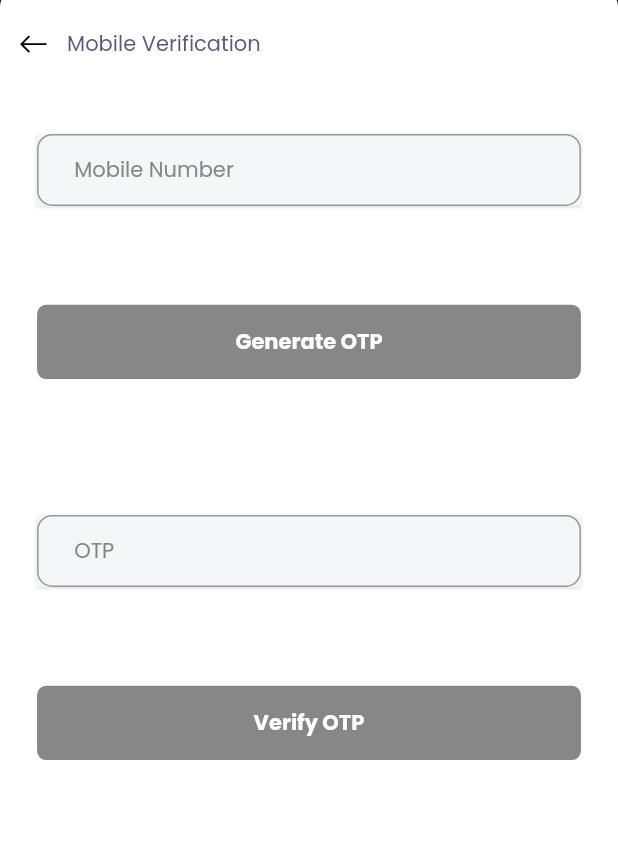
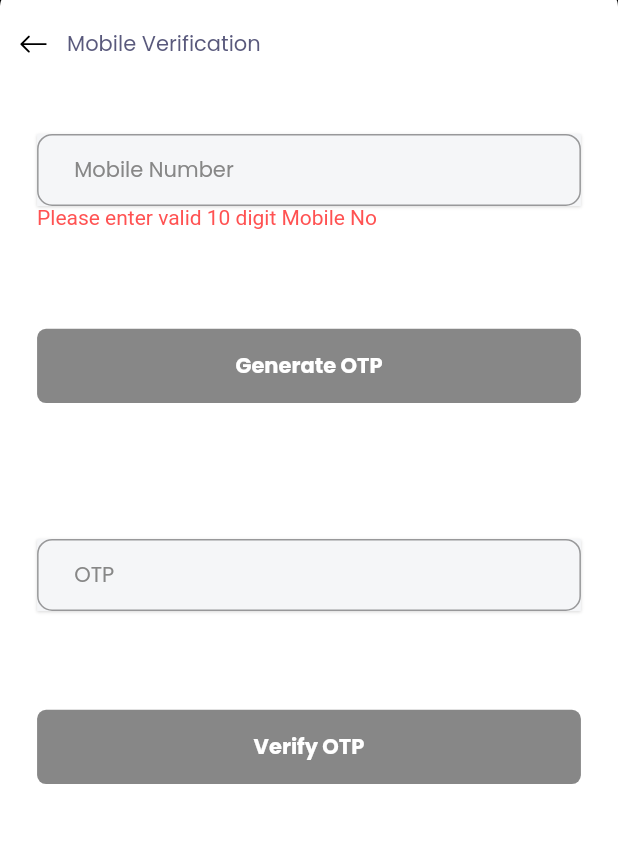
Before and after one commit to shivanixuriti/example, a Flutter app: the MobileVerification screen opened by its route, on a phone screen of 412 x 824 dp, the part 120-963 px from its top. Run offline on Flutter 3.47's test engine with Material 2 defaults, Android fonts, the phone set to English and light mode, and no system bars; our stand-ins replace auto_size_text, card_swiper, cloud_firestore, dio, email_validator, expandable and 17 more; missing offline and left inert: dart:ffi, flutter_webview_plugin; accounts and stored records are empty; project files that could hold a hidden picture were left out.

Commit message:
mobile no verification

```diff
--- a/lib/ui/screens/kyc_screens/mobile_verification_screen.dart
+++ b/lib/ui/screens/kyc_screens/mobile_verification_screen.dart
@@ -7,12 +7,10 @@ import 'package:xuriti/util/loaderWidget.dart';
 
 import '../../../Model/KycDetails.dart';
 import '../../../logic/view_models/kyc_manager.dart';
-import '../../../models/core/mobile_verification_model.dart';
 import '../../../models/helper/service_locator.dart';
 import '../../../models/services/dio_service.dart';
 import '../../theme/constants.dart';
 import '../../widgets/appbar/app_bar_widget.dart';
-import '../../widgets/kyc_widgets/document_uploading.dart';
 import '../../widgets/kyc_widgets/submitt_button.dart';
 
 class MobileVerification extends StatefulWidget {
@@ -27,7 +25,6 @@ class _MobileVerificationState extends State<MobileVerification> {
   TextEditingController otpController = TextEditingController();
 
   var mobno;
-  bool startedInputForMobileNo = false;
   bool isMobileNoCorrect = false;
   bool isOtpNoCorrect =
       false; //these are validations only for format(only no allowed 4 digits) and not actual correctness of otp
@@ -49,6 +46,8 @@ class _MobileVerificationState extends State<MobileVerification> {
       this.mobno = mobno;
     });
     numberController.text = '${mobno}';
+    isMobileNoCorrect = (int.tryParse(numberController.text) != null &&
+        numberController.text.length == 10);
   }
 
   @override
@@ -127,7 +126,6 @@ class _MobileVerificationState extends State<MobileVerification> {
                                     (int.tryParse(numberController.text) !=
                                             null &&
                                         numberController.text.length == 10);
-                                startedInputForMobileNo = true;
                               });
                               if (isMobileNoCorrect == true &&
                                   numberController.text.length == 10) {
@@ -153,7 +151,7 @@ class _MobileVerificationState extends State<MobileVerification> {
                         left: w1p * 6,
                         right: w1p * 6,
                       ),
-                      child: isMobileNoCorrect || !startedInputForMobileNo
+                      child: isMobileNoCorrect
                           ? Container()
                           : Text('Please enter valid 10 digit Mobile No',
                               style: TextStyle(color: Colors.redAccent)),
```
